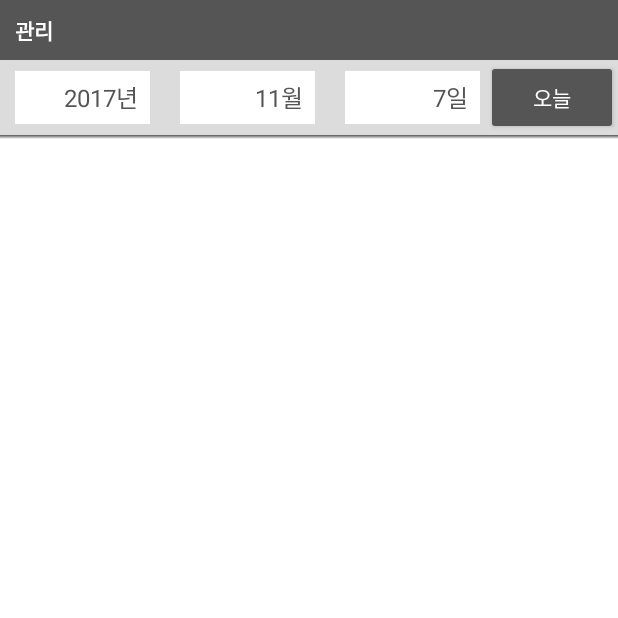
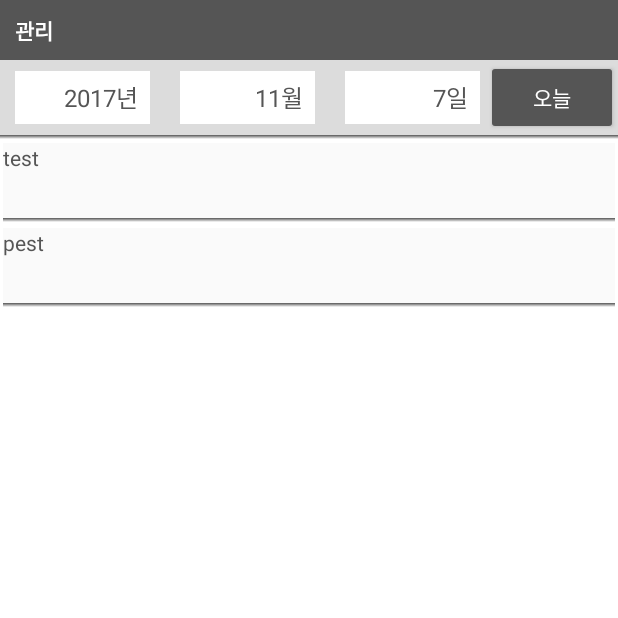
Before and after one commit to jaejunha/MobileApplication, an Android app: the screen it shows after launch (Manage), on a phone screen of 412 x 824 dp, the top half of it. Run offline under Robolectric (Android 15) with nearby library versions, the phone set to English and light mode, and no system bars.

Commit message:
add listview

```diff
--- a/Checker/app/src/main/java/dreamline91/naver/com/checker/manage/Manage.java
+++ b/Checker/app/src/main/java/dreamline91/naver/com/checker/manage/Manage.java
@@ -4,16 +4,19 @@ import android.content.Context;
 import android.os.Bundle;
 import android.support.v7.app.AppCompatActivity;
 import android.view.Gravity;
+import android.view.LayoutInflater;
 import android.view.View;
 import android.view.ViewGroup;
 import android.widget.AdapterView;
 import android.widget.ArrayAdapter;
+import android.widget.BaseAdapter;
 import android.widget.Button;
 import android.widget.ListView;
 import android.widget.Spinner;
 import android.widget.TextView;
 
 import java.lang.reflect.Field;
+import java.util.ArrayList;
 import java.util.Calendar;
 
 import dreamline91.naver.com.checker.R;
@@ -30,6 +33,8 @@ public class Manage extends AppCompatActivity implements View.OnClickListener{
     private SpinnerAdapter spinnerAdapter;
     private Button buttonToday;
     private ListView listManage;
+    private ArrayList<String> list;
+    private ListAdapter adapter;
 
     private final int SIZE_EACH_DROP = 100;
     private final int SIZE_MAX_DROP = 1000;
@@ -49,6 +54,11 @@ public class Manage extends AppCompatActivity implements View.OnClickListener{
         context = this;
 
         spinnerDate = new Spinner[3];
+        list = new ArrayList<String>();
+        list.add("test");
+        list.add("pest");
+      //  adapter.notifyDataSetChanged();
+        adapter = new ListAdapter(list);
     }
 
     public void findID() {
@@ -62,6 +72,7 @@ public class Manage extends AppCompatActivity implements View.OnClickListener{
 
     public void setListener(){
         buttonToday.setOnClickListener(this);
+        listManage.setAdapter(adapter);
     }
 
     public void initSpinner() {
@@ -178,4 +189,51 @@ public class Manage extends AppCompatActivity implements View.OnClickListener{
             return v;
         }
     }
+
+    public class ListAdapter extends BaseAdapter {
+
+        ArrayList<String> object;
+
+        public ListAdapter(ArrayList<String> object) {
+            super();
+            this.object = object;
+        }
+
+        @Override
+        public int getCount() {
+            return object.size();
+        }
+
+        @Override
+        public Object getItem(int position) {
+            return null;
+        }
+
+        @Override
+        public long getItemId(int position) {
+            return 0;
+        }
+
+        @Override
+        public View getView(int position, View convertView, ViewGroup parent) {
+            ViewHolder holder;
+            if (convertView == null) {
+                LayoutInflater inflater = LayoutInflater.from(context);
+                convertView = inflater.inflate(R.layout.listview_manage, parent, false);
+                holder = new ViewHolder();
+                holder.text = (TextView) convertView.findViewById(R.id.textView);
+                convertView.setTag(holder);
+            } else {
+                holder = (ViewHolder) convertView.getTag();
+            }
+            String item = object.get(position);
+            holder.text.setText(item);
+
+            return convertView;
+        }
+    }
+
+    public class ViewHolder {
+        TextView text;
+    }
 }
--- a/Checker/app/src/main/res/layout/activity_manage.xml
+++ b/Checker/app/src/main/res/layout/activity_manage.xml
@@ -72,5 +72,5 @@
     <ListView
         android:id="@+id/listManage"
         android:layout_width="match_parent"
-        android:layout_height="wrap_content"></ListView>
+        android:layout_height="match_parent"></ListView>
 </LinearLayout>
--- /dev/null
+++ b/Checker/app/src/main/res/layout/listview_manage.xml
@@ -0,0 +1,25 @@
+<?xml version="1.0" encoding="utf-8"?>
+<LinearLayout xmlns:android="http://schemas.android.com/apk/res/android"
+    android:orientation="vertical"
+    android:layout_width="match_parent"
+    android:layout_height="match_parent">
+    <LinearLayout
+        android:layout_marginLeft="2dp"
+        android:layout_marginRight="2dp"
+        android:layout_width="match_parent"
+        android:layout_height="50dp"
+        android:background="@color/lightGray">
+        <TextView
+            android:id="@+id/textView"
+            android:textColor="@color/darkGray"
+            android:layout_width="wrap_content"
+            android:layout_height="wrap_content" />
+    </LinearLayout>
+    <View
+        android:layout_marginLeft="2dp"
+        android:layout_marginRight="2dp"
+        android:layout_width="match_parent"
+        android:layout_height="5dp"
+        android:background="@drawable/gradation"></View>
+
+</LinearLayout>
--- a/Checker/app/src/main/res/values/colors.xml
+++ b/Checker/app/src/main/res/values/colors.xml
@@ -7,4 +7,5 @@
     <color name="white">#FFFFFF</color>
     <color name="darkGray">#555555</color>
     <color name="gray">#DCDCDC</color>
+    <color name="lightGray">#FAFAFA</color>
 </resources>
```
